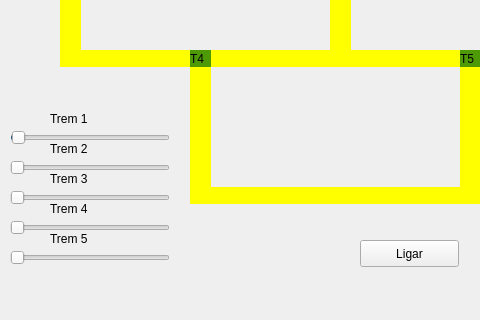
This is mainwindow.ui in ClenilsonSilva4/Deadlocks as Qt 5 draws it before an edit; both pictures show x 0 to 480 and y 117 to 437 of the 988 by 437 pixel window. The edited form follows.
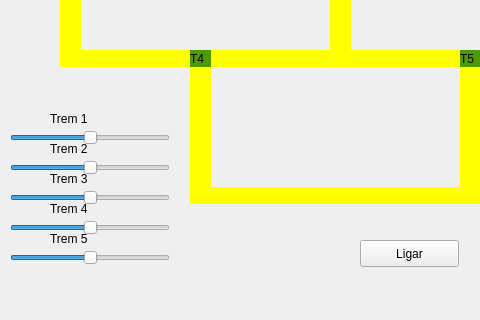
This is the edited form.

Commit message: Agora os trens param

Patch:
```diff
--- a/mainwindow.ui
+++ b/mainwindow.ui
@@ -400,6 +400,9 @@
      </rect>
     </property>
     <property name="maximum">
+     <number>200</number>
+    </property>
+    <property name="sliderPosition">
      <number>100</number>
     </property>
     <property name="orientation">
@@ -416,6 +419,9 @@
      </rect>
     </property>
     <property name="maximum">
+     <number>200</number>
+    </property>
+    <property name="sliderPosition">
      <number>100</number>
     </property>
     <property name="orientation">
@@ -432,6 +438,9 @@
      </rect>
     </property>
     <property name="maximum">
+     <number>200</number>
+    </property>
+    <property name="sliderPosition">
      <number>100</number>
     </property>
     <property name="orientation">
@@ -448,6 +457,9 @@
      </rect>
     </property>
     <property name="maximum">
+     <number>200</number>
+    </property>
+    <property name="sliderPosition">
      <number>100</number>
     </property>
     <property name="orientation">
@@ -464,13 +476,13 @@
      </rect>
     </property>
     <property name="maximum">
-     <number>100</number>
+     <number>200</number>
     </property>
     <property name="value">
-     <number>1</number>
+     <number>100</number>
     </property>
     <property name="sliderPosition">
-     <number>1</number>
+     <number>100</number>
     </property>
     <property name="orientation">
      <enum>Qt::Horizontal</enum>
```
The commit also changes 2 other files.
